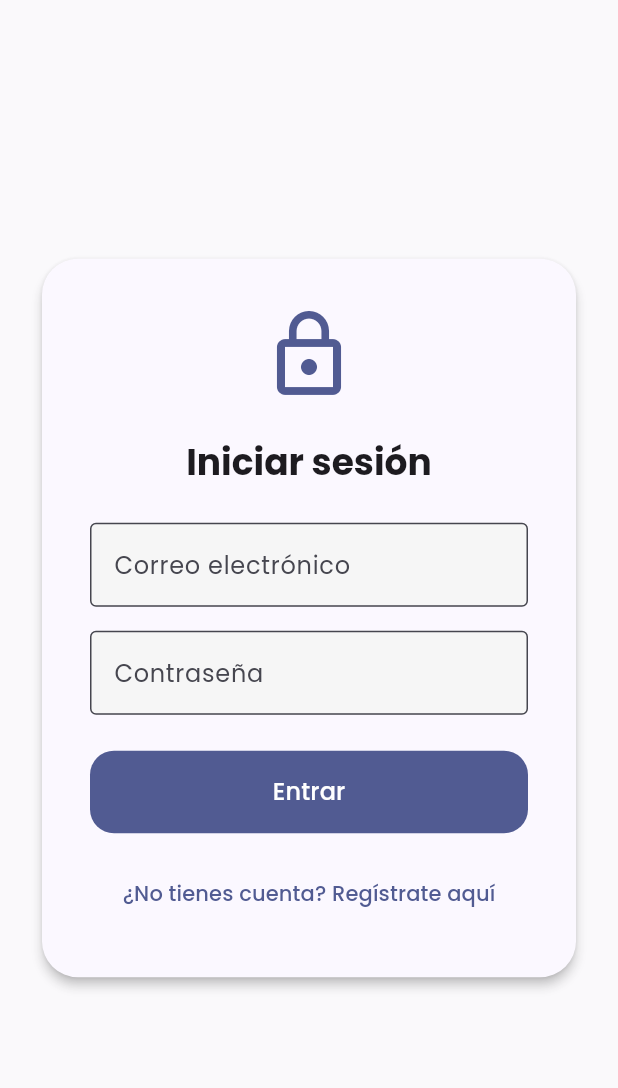
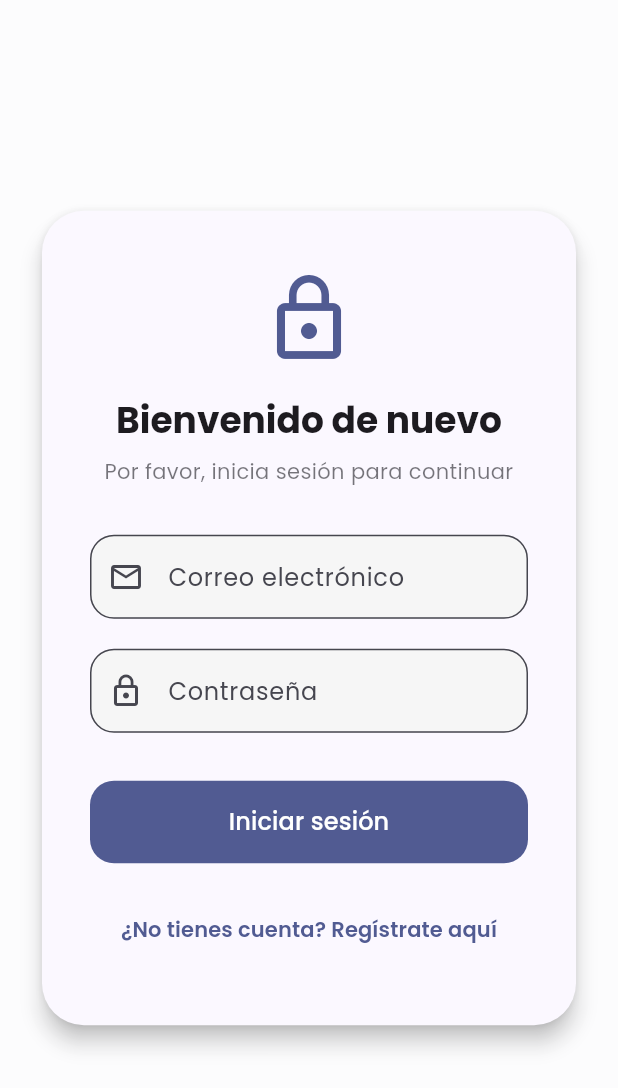
Before and after one commit to Geconta/tickets, a Flutter app: the screen it shows after launch, on a phone screen of 412 x 824 dp. Shown: the top 1088 px of the screen. Run offline on Flutter 3.47's test engine with Material 3 defaults, Android fonts, the phone set to English and light mode, and no system bars; our stand-ins replace cloud_firestore, firebase_auth, firebase_core, google_fonts, image_picker, printing and 2 more; missing offline and left inert: dart:html, excel, syncfusion_flutter_xlsio; accounts and stored records are empty.

```diff
--- a/lib/views/login_page.dart
+++ b/lib/views/login_page.dart
@@ -44,51 +44,63 @@ class _LoginPageState extends State<LoginPage> {
     final colorScheme = Theme.of(context).colorScheme;
 
     return Scaffold(
-      backgroundColor: colorScheme.surfaceContainerHighest.withOpacity(0.2),
+      backgroundColor: colorScheme.surfaceVariant.withOpacity(0.1),
       body: Center(
         child: SingleChildScrollView(
-          child: Padding(
-            padding: const EdgeInsets.symmetric(horizontal: 24, vertical: 32),
+          padding: const EdgeInsets.all(24),
           child: Card(
-              elevation: 3,
+            elevation: 6,
             shape: RoundedRectangleBorder(
-                borderRadius: BorderRadius.circular(24),
+              borderRadius: BorderRadius.circular(28),
             ),
             color: colorScheme.surface,
             child: Padding(
-                padding: const EdgeInsets.all(32),
+              padding: const EdgeInsets.symmetric(horizontal: 32, vertical: 40),
               child: Column(
                 mainAxisSize: MainAxisSize.min,
                 children: [
                   Icon(Icons.lock_outline,
                       size: 64, color: colorScheme.primary),
-                    const SizedBox(height: 24),
+                  const SizedBox(height: 20),
                   Text(
-                      'Iniciar sesión',
-                      style:
-                          Theme.of(context).textTheme.headlineSmall?.copyWith(
+                    'Bienvenido de nuevo',
+                    style: Theme.of(context).textTheme.headlineSmall?.copyWith(
                           fontWeight: FontWeight.bold,
                         ),
                   ),
-                    const SizedBox(height: 24),
+                  const SizedBox(height: 8),
+                  Text(
+                    'Por favor, inicia sesión para continuar',
+                    style: Theme.of(context).textTheme.bodyMedium?.copyWith(
+                          color: colorScheme.onSurface.withOpacity(0.6),
+                        ),
+                    textAlign: TextAlign.center,
+                  ),
+                  const SizedBox(height: 32),
                   TextField(
                     controller: emailController,
                     keyboardType: TextInputType.emailAddress,
-                      decoration: const InputDecoration(
+                    decoration: InputDecoration(
                       labelText: 'Correo electrónico',
-                        border: OutlineInputBorder(),
+                      prefixIcon: const Icon(Icons.email_outlined),
+                      border: OutlineInputBorder(
+                        borderRadius: BorderRadius.circular(16),
                       ),
                     ),
-                    const SizedBox(height: 16),
+                  ),
+                  const SizedBox(height: 20),
                   TextField(
                     controller: passwordController,
                     obscureText: true,
-                      decoration: const InputDecoration(
+                    decoration: InputDecoration(
                       labelText: 'Contraseña',
-                        border: OutlineInputBorder(),
+                      prefixIcon: const Icon(Icons.lock_outline),
+                      border: OutlineInputBorder(
+                        borderRadius: BorderRadius.circular(16),
                       ),
                     ),
-                    const SizedBox(height: 24),
+                  ),
+                  const SizedBox(height: 32),
                   SizedBox(
                     width: double.infinity,
                     child: FilledButton(
@@ -101,26 +113,26 @@ class _LoginPageState extends State<LoginPage> {
                       ),
                       child: isLoading
                           ? const SizedBox(
-                                height: 20,
-                                width: 20,
+                              height: 24,
+                              width: 24,
                               child: CircularProgressIndicator.adaptive(
-                                  strokeWidth: 2,
+                                strokeWidth: 2.5,
                               ),
                             )
                           : const Text(
-                                'Entrar',
+                              'Iniciar sesión',
                               style: TextStyle(fontSize: 16),
                             ),
                     ),
                   ),
-                    const SizedBox(height: 16),
+                  const SizedBox(height: 20),
                   TextButton(
                     onPressed: () {
                       Navigator.pushNamed(context, '/register');
                     },
                     child: const Text(
                       '¿No tienes cuenta? Regístrate aquí',
-                        style: TextStyle(fontWeight: FontWeight.w500),
+                      style: TextStyle(fontWeight: FontWeight.w600),
                     ),
                   ),
                 ],
@@ -129,7 +141,6 @@ class _LoginPageState extends State<LoginPage> {
           ),
         ),
       ),
-      ),
     );
   }
 }
```
Also changed, not shown: lib/views/admin_page.dart (+164 -63 lines), lib/views/comercial_page.dart (+9 -2 lines), pubspec.yaml (+8 -0 lines), assets/fonts/Roboto-Regular.ttf (added), pubspec.lock. Lines whose indentation alone changed are shown as unchanged.
